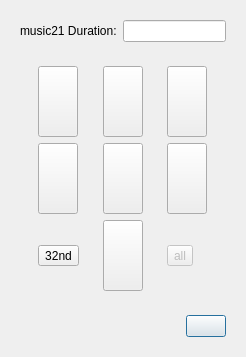
Qt form gui_files/select_offset.ui (ELVIS-Project/vis-framework) before a commit.
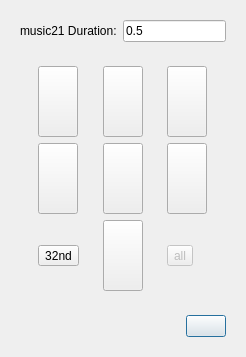
The same form after that commit. Icons and pictures are not drawn.

Commit message:
Complete Offset-selection QDialog and Update Model Column Selection
The offset-selection QDialog now returns an appropriate value and it's
used correctly in the GUI (I think). Also, GUI methods don't have hard-
coded column index values for the List_of_Pieces, and instead use a kind
of "constant" setting.

The edit to the form file:
```diff
--- a/gui_files/select_offset.ui
+++ b/gui_files/select_offset.ui
@@ -34,7 +34,17 @@
        </widget>
       </item>
       <item>
-       <widget class="QLineEdit" name="lineEdit"/>
+       <widget class="QLineEdit" name="line_music21_duration">
+        <property name="inputMask">
+         <string notr="true"/>
+        </property>
+        <property name="text">
+         <string>0.5</string>
+        </property>
+        <property name="maxLength">
+         <number>12</number>
+        </property>
+       </widget>
       </item>
      </layout>
     </widget>
```
The commit also changes 2 other files.
